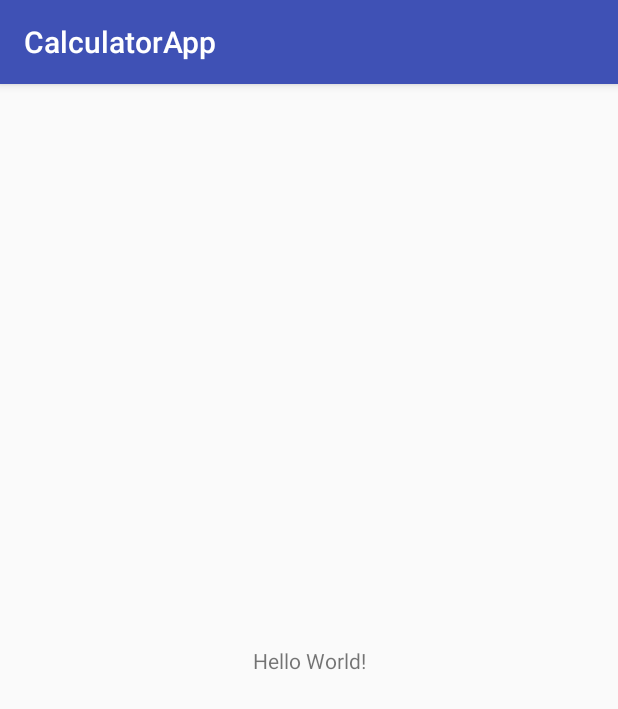
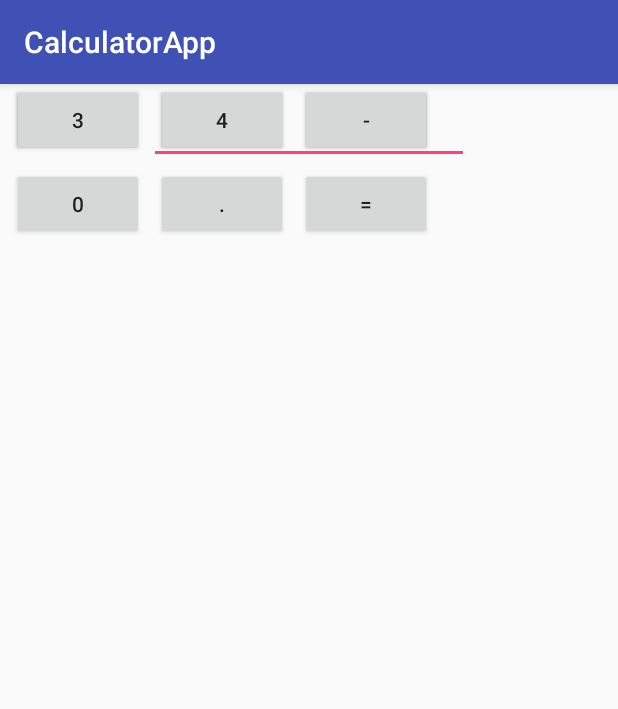
Before and after one commit to UomMobileDevelopment/Lesson03_2018-19, an Android app: the screen it shows after launch (MainActivity), on a phone screen of 412 x 824 dp. Shown: the top 709 px of the screen. Run offline under Robolectric (Android 15) with nearby library versions, the phone set to English and light mode, and no system bars.

Commit message:
buttons added

```diff
--- a/app/src/main/res/layout/activity_main.xml
+++ b/app/src/main/res/layout/activity_main.xml
@@ -6,13 +6,99 @@
     android:layout_height="match_parent"
     tools:context="gr.uom.android.calculatorapp.MainActivity">
 
-    <TextView
+    <EditText
+        android:id="@+id/editText"
         android:layout_width="wrap_content"
         android:layout_height="wrap_content"
-        android:text="Hello World!"
-        app:layout_constraintBottom_toBottomOf="parent"
-        app:layout_constraintLeft_toLeftOf="parent"
-        app:layout_constraintRight_toRightOf="parent"
+        android:layout_marginEnd="8dp"
+        android:layout_marginStart="8dp"
+        android:layout_marginTop="8dp"
+        android:ems="10"
+        android:inputType="numberSigned"
+        app:layout_constraintEnd_toEndOf="parent"
+        app:layout_constraintStart_toStartOf="parent"
         app:layout_constraintTop_toTopOf="parent" />
 
+    <Button
+        android:id="@+id/button1"
+        android:layout_width="wrap_content"
+        android:layout_height="wrap_content"
+        android:text="1"
+        app:layout_constraintStart_toStartOf="@+id/button3"
+        tools:layout_editor_absoluteY="118dp" />
+
+    <Button
+        android:id="@+id/button2"
+        android:layout_width="wrap_content"
+        android:layout_height="wrap_content"
+        android:layout_marginStart="8dp"
+        android:text="2"
+        app:layout_constraintBaseline_toBaselineOf="@+id/button1"
+        app:layout_constraintLeft_toLeftOf="parent"
+        app:layout_constraintStart_toEndOf="@+id/button1" />
+
+    <Button
+        android:id="@+id/button3"
+        android:layout_width="wrap_content"
+        android:layout_height="wrap_content"
+        android:layout_marginStart="8dp"
+        android:text="3"
+        app:layout_constraintStart_toStartOf="parent"
+        tools:layout_editor_absoluteY="62dp" />
+
+    <Button
+        android:id="@+id/button4"
+        android:layout_width="wrap_content"
+        android:layout_height="wrap_content"
+        android:layout_marginStart="8dp"
+        android:text="4"
+        app:layout_constraintBaseline_toBaselineOf="@+id/button3"
+        app:layout_constraintStart_toEndOf="@+id/button3" />
+
+    <Button
+        android:id="@+id/buttonPlus"
+        android:layout_width="wrap_content"
+        android:layout_height="wrap_content"
+        android:layout_marginStart="8dp"
+        android:text="+"
+        app:layout_constraintBaseline_toBaselineOf="@+id/button2"
+        app:layout_constraintStart_toEndOf="@+id/button2" />
+
+    <Button
+        android:id="@+id/buttonMinus"
+        android:layout_width="wrap_content"
+        android:layout_height="wrap_content"
+        android:layout_marginStart="8dp"
+        android:text="-"
+        app:layout_constraintBaseline_toBaselineOf="@+id/button4"
+        app:layout_constraintStart_toEndOf="@+id/button4" />
+
+    <Button
+        android:id="@+id/buttonEquals"
+        android:layout_width="wrap_content"
+        android:layout_height="wrap_content"
+        android:layout_marginStart="8dp"
+        android:text="="
+        app:layout_constraintBaseline_toBaselineOf="@+id/buttonDot"
+        app:layout_constraintStart_toEndOf="@+id/buttonDot" />
+
+    <Button
+        android:id="@+id/buttonDot"
+        android:layout_width="wrap_content"
+        android:layout_height="wrap_content"
+        android:layout_marginLeft="96dp"
+        android:layout_marginStart="8dp"
+        android:text="."
+        app:layout_constraintBaseline_toBaselineOf="@+id/button0"
+        app:layout_constraintLeft_toLeftOf="parent"
+        app:layout_constraintStart_toEndOf="@+id/button1" />
+
+    <Button
+        android:id="@+id/button0"
+        android:layout_width="wrap_content"
+        android:layout_height="wrap_content"
+        android:layout_marginTop="8dp"
+        android:text="0"
+        app:layout_constraintStart_toStartOf="@+id/button1"
+        app:layout_constraintTop_toBottomOf="@+id/button1" />
 </android.support.constraint.ConstraintLayout>
```
